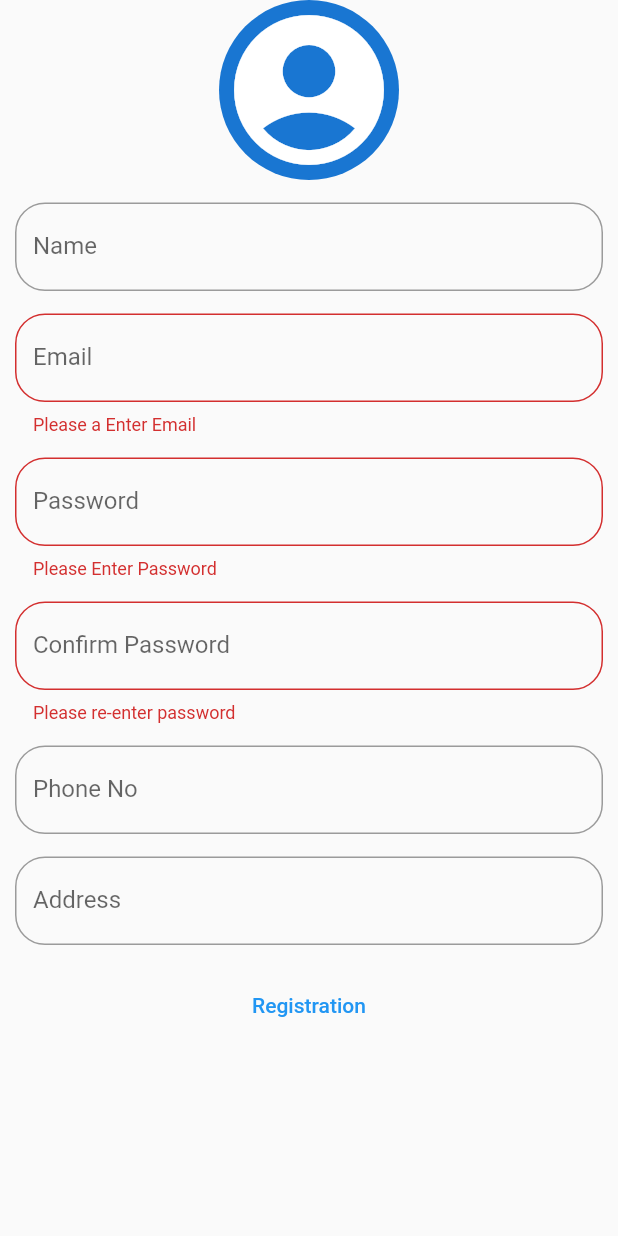
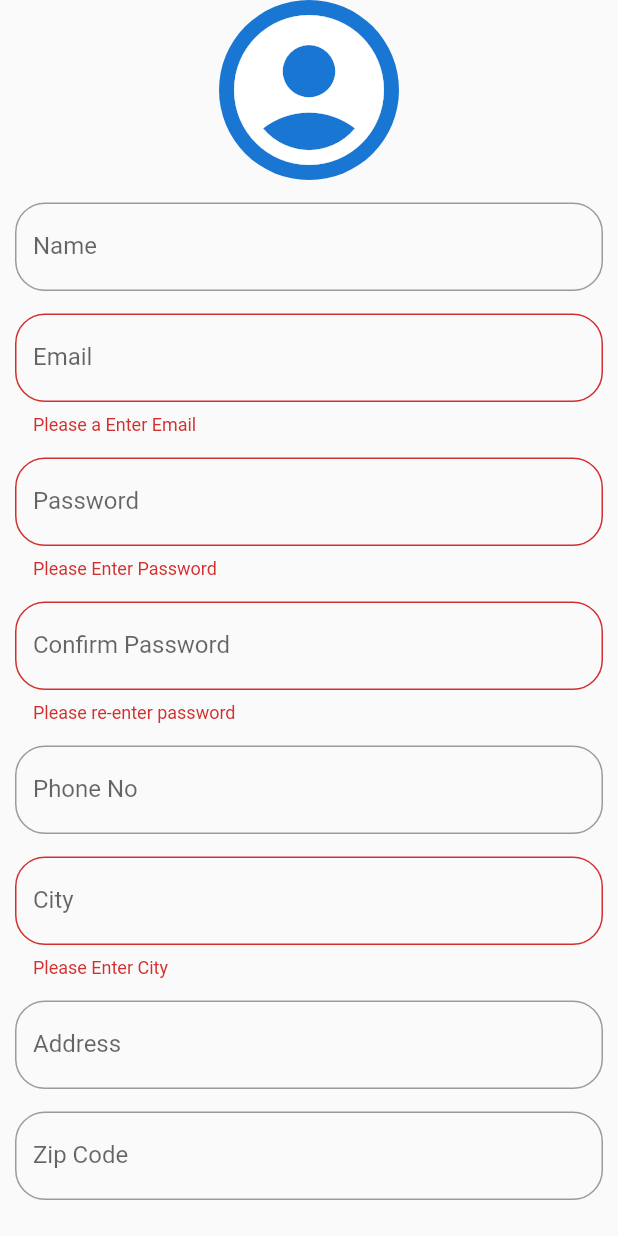
Before and after one commit to JayBhakhar/book_store_app, a Flutter app: the RegistrationView screen opened by its route, after a tap on "Registration", on a phone screen of 412 x 824 dp. Run offline on Flutter 3.47's test engine with Material 2 defaults, Android fonts, the light colour scheme and no system bars; our stand-ins replace flutter_image_slideshow, flutter_spinkit, get, get_storage, shared_preferences; accounts and stored records are empty; network calls fail.

Commit message:
city and zipcode field

```diff
--- a/lib/models/User.dart
+++ b/lib/models/User.dart
@@ -5,6 +5,8 @@ class User {
   String phoneNo;
   String address;
   String password;
+  String city;
+  String zipCode;
 
   User({
     this.userID,
@@ -13,6 +15,8 @@ class User {
     this.phoneNo,
     this.address,
     this.password,
+    this.city,
+    this.zipCode,
   });
 
   factory User.fromJson(dynamic json) {
@@ -22,8 +26,10 @@ class User {
         email: json['email'] as String,
         phoneNo: json['phone_number'] as String,
         address: json['address'] as String,
-        password: json['password'] as String);
+        password: json['password'] as String,
+        city: json['city'] as String,
+        zipCode: json['zip_code'] as String);
   }
   static List<User> listFromJson(list) =>
-    List<User>.from(list.map((x) => User.fromJson(x)));
+      List<User>.from(list.map((x) => User.fromJson(x)));
 }
--- a/lib/views/pages/Book_Details/book_details_controller.dart
+++ b/lib/views/pages/Book_Details/book_details_controller.dart
@@ -6,7 +6,6 @@ class BookDetailsController extends GetxController with StateMixin<List<Book>> {
   @override
   void onInit() {
     super.onInit();
-
     var bookId = Get.arguments;
     BookProvider().getBook(bookId).then((resp) {
       change(
--- a/lib/views/pages/Profile/profile_controller.dart
+++ b/lib/views/pages/Profile/profile_controller.dart
@@ -10,6 +10,8 @@ import 'package:get/get.dart';
 class ProfileController extends GetxController with StateMixin<List<User>> {
   final usernameController = TextEditingController();
   final addressController = TextEditingController();
+  final cityController = TextEditingController();
+  final zipCodeController = TextEditingController();
   final phoneNumberController = TextEditingController();
 
   void onInit() {
@@ -23,6 +25,8 @@ class ProfileController extends GetxController with StateMixin<List<User>> {
       usernameController.text = user[0].userName;
       addressController.text = user[0].address;
       phoneNumberController.text = user[0].phoneNo;
+      cityController.text = user[0].city;
+      zipCodeController.text = user[0].zipCode;
     }, onError: (err) {
       change(
         null,
@@ -39,6 +43,8 @@ class ProfileController extends GetxController with StateMixin<List<User>> {
     usernameController.dispose();
     addressController.dispose();
     phoneNumberController.dispose();
+    cityController.dispose();
+    zipCodeController.dispose();
   }
 
   void userPutRequst() async {
@@ -52,6 +58,8 @@ class ProfileController extends GetxController with StateMixin<List<User>> {
     };
     String json = '{"user_name":"${usernameController.text}",'
         '"address":"${addressController.text}",'
+        '"zip_code":"${zipCodeController.text}",'
+        '"city":"${cityController.text}",'
         '"phone_number":"${phoneNumberController.text}"}';
     // make Put request
     var response = await https.put(url, headers: headers, body: json);
--- a/lib/views/pages/Profile/profile_view.dart
+++ b/lib/views/pages/Profile/profile_view.dart
@@ -1,3 +1,4 @@
+import 'package:book_store_app/services/user_provider.dart';
 import 'package:book_store_app/views/pages/Profile/profile_controller.dart';
 import 'package:book_store_app/views/widgets/custom_textFormField_widgets.dart';
 import 'package:flutter/material.dart';
@@ -40,7 +41,15 @@ class ProfileView extends GetView<ProfileController> {
                 ),
                 customTextFormFieldForStrWithValidator(
                   controller: controller.addressController,
+                  labelText: 'City',
+                ),
+                customTextFormFieldForStrWithValidator(
+                  controller: controller.addressController,
                   labelText: 'Address',
+                ),
+                customTextFormFieldForStrWithValidator(
+                  controller: controller.addressController,
+                  labelText: 'Zip Code',
                 ),
                 TextButton(
                   onPressed: () {
@@ -52,7 +61,14 @@ class ProfileView extends GetView<ProfileController> {
                   onPressed: () {
                     bool _isValid = profileFormKey.currentState.validate();
                     if (_isValid) {
-                      controller.userPutRequst();
+                      // controller.userPutRequst();
+                      String body =
+                          '{"user_name":"${controller.usernameController.text}",'
+                          '"address":"${controller.addressController.text}",'
+                          '"zip_code":"${controller.zipCodeController.text}",'
+                          '"city":"${controller.cityController.text}",'
+                          '"phone_number":"${controller.phoneNumberController.text}"}';
+                      UserProvider().updateUser(body);
                     }
                   },
                   child: Text("Save My Profile Details"),
--- a/lib/views/pages/Registration/registration_controller.dart
+++ b/lib/views/pages/Registration/registration_controller.dart
@@ -9,8 +9,12 @@ class RegistrationController extends GetxController {
   final emailController = TextEditingController();
   final passwordController = TextEditingController();
   final confirmpasswordController = TextEditingController();
+  final phoneNumberController = TextEditingController();
   final addressController = TextEditingController();
-  final phoneNumberController = TextEditingController();
+  final cityController = TextEditingController();
+  final zipCodeController = TextEditingController();
+
+
 
   @override
   void onClose() {
@@ -19,8 +23,10 @@ class RegistrationController extends GetxController {
     emailController.dispose();
     passwordController.dispose();
     confirmpasswordController.dispose();
+    phoneNumberController.dispose();
     addressController.dispose();
-    phoneNumberController.dispose();
+    cityController.dispose();
+    zipCodeController.dispose();
   }
 
   void registraionRequest() async {
@@ -31,11 +37,12 @@ class RegistrationController extends GetxController {
         '"user_name":"${userController.text}",'
         '"password":"${passwordController.text}",'
         '"address":"${addressController.text}",'
-        '"phone_number":"${phoneNumberController.text}"}';
+        '"city":"${cityController.text}",'
+        '"zip_code":"${zipCodeController.text}",'
+        '"phone_number":"${phoneNumberController.text}",}';
     // make POST request
     var response = await https.post(url, headers: headers, body: json);
     int statusCode = response.statusCode;
-    print(json);
     // this API passes back the id of the new item added to the body
     String body = response.body;
     // success or error msg
--- a/lib/views/pages/Registration/registration_view.dart
+++ b/lib/views/pages/Registration/registration_view.dart
@@ -1,3 +1,4 @@
+import 'package:book_store_app/services/user_provider.dart';
 import 'package:book_store_app/views/pages/Registration/registration_controller.dart';
 import 'package:book_store_app/views/widgets/custom_textFormField_widgets.dart';
 import 'package:flutter/material.dart';
@@ -66,9 +67,17 @@ class RegistrationView extends GetView<RegistrationController> {
                   controller: controller.phoneNumberController,
                   labelText: 'Phone No',
                 ),
+                customTextFormFieldForStrWithValidator(
+                  controller: controller.cityController,
+                  labelText: 'City',
+                ),
                 customTextFormFieldForStr(
                   controller: controller.addressController,
                   labelText: 'Address',
+                ),
+                customTextFormFieldForInt(
+                  controller: controller.zipCodeController,
+                  labelText: 'Zip Code',
                 ),
                 SizedBox(
                   width: 200,
@@ -78,7 +87,17 @@ class RegistrationView extends GetView<RegistrationController> {
                       bool _isValid =
                           registrationFormKey.currentState.validate();
                       if (_isValid) {
-                        controller.registraionRequest();
+                        String body =
+                            '{"email":"${controller.emailController.text}",'
+                            '"user_name":"${controller.userController.text}",'
+                            '"password":"${controller.passwordController.text}",'
+                            '"address":"${controller.addressController.text}",'
+                            '"city":"${controller.cityController.text}",'
+                            '"zip_code":"${controller.zipCodeController.text}",'
+                            '"phone_number":"${controller.phoneNumberController.text}",}';
+                        UserProvider().createUser(body);
+
+                        // controller.registraionRequest();
                       }
                     },
                     child: Text("Registration"),
--- a/pubspec.yaml
+++ b/pubspec.yaml
@@ -28,7 +28,7 @@ dependencies:
   # The following adds the Cupertino Icons font to your application.
   # Use with the CupertinoIcons class for iOS style icons.
   cupertino_icons: ^1.0.2
-  get: ^4.3.8
+  get: 4.5.1
   get_storage: ^2.0.3
 
 dev_dependencies:
```
Also changed, not shown: lib/services/user_provider.dart (+34 -7 lines), pubspec.lock.
